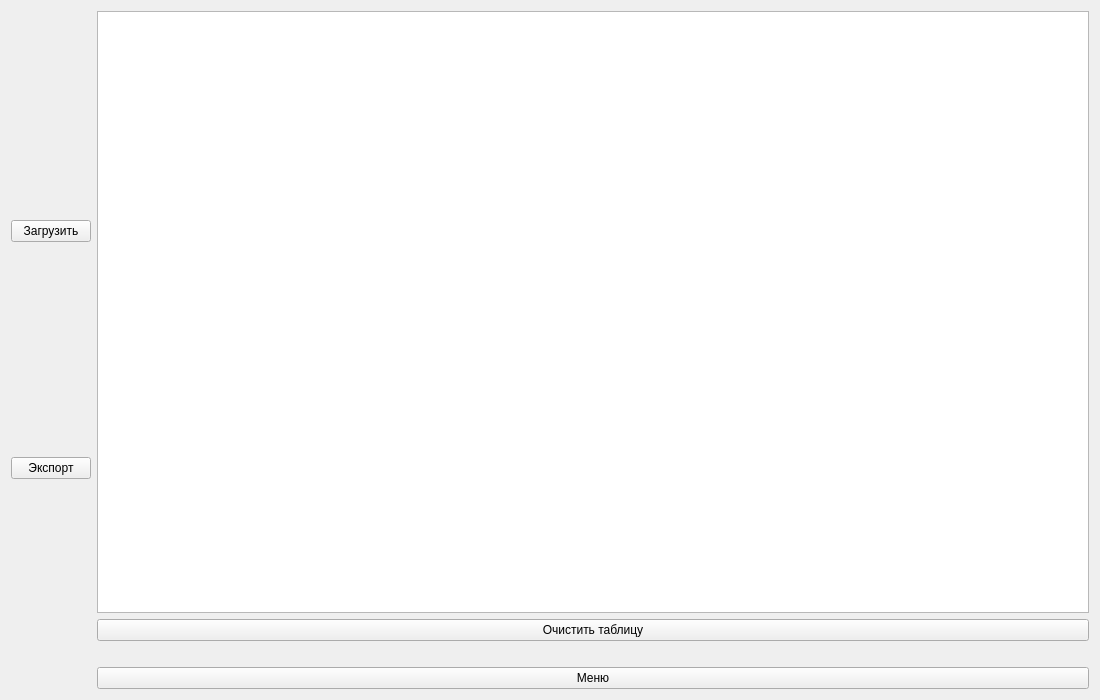
Qt form forms/metadatawidget.ui (Dm1tryS1/BookHelper) before a commit.
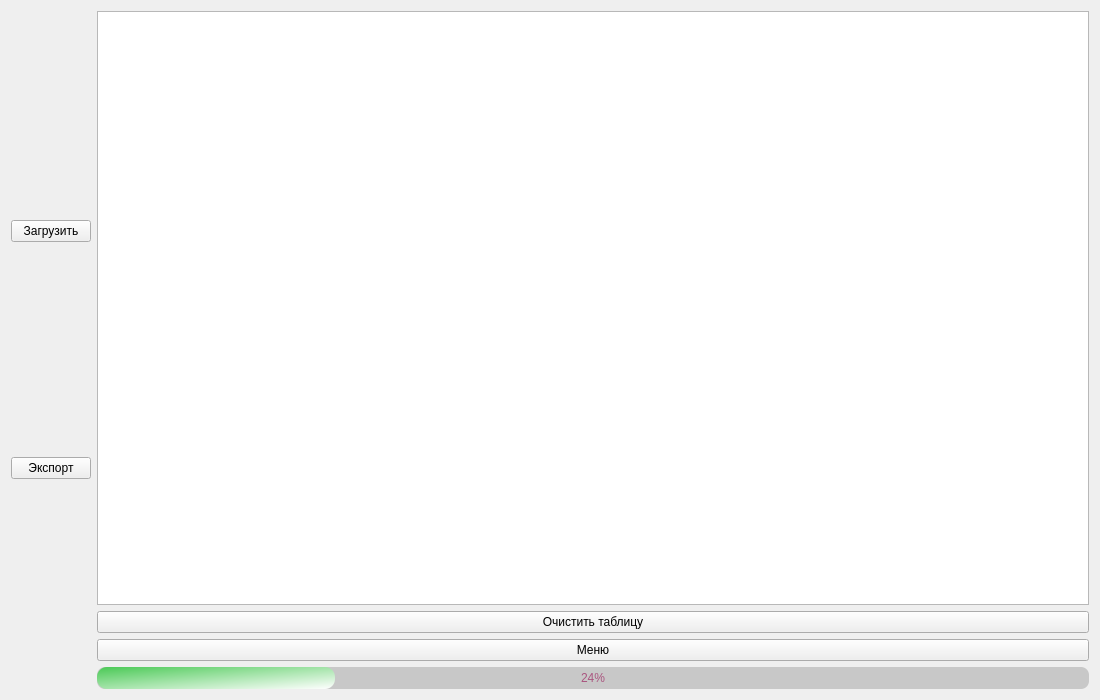
The same form after that commit. Icons and pictures are not drawn.

Commit message: Добавлен progressBar и исправлен баг с вылетом

The edit to the form file:
```diff
--- a/forms/metadatawidget.ui
+++ b/forms/metadatawidget.ui
@@ -57,16 +57,32 @@
         </widget>
        </item>
        <item>
-        <widget class="QLabel" name="lableLoad">
+        <widget class="QPushButton" name="pb_Close">
          <property name="text">
-          <string/>
+          <string>Меню</string>
          </property>
         </widget>
        </item>
        <item>
-        <widget class="QPushButton" name="pb_Close">
-         <property name="text">
-          <string>Меню</string>
+        <widget class="QProgressBar" name="progressBar">
+         <property name="styleSheet">
+          <string notr="true">QProgressBar {
+	background-color: rgb(200, 200, 200);
+	border-radius: 8px;
+	color: rgb(170, 85, 127);
+	text-align: center;
+	border-style: solid;
+}
+
+QProgressBar::chunk{
+	border-radius: 10px;
+	
+	background-color: qlineargradient(spread:repeat, x1:0, y1:0, x2:1, y2:1, stop:0 rgba(74, 201, 85, 255), stop:1 rgba(255, 255, 255, 255));
+
+}</string>
+         </property>
+         <property name="value">
+          <number>24</number>
          </property>
         </widget>
        </item>
```
The commit also changes 1 other file.
